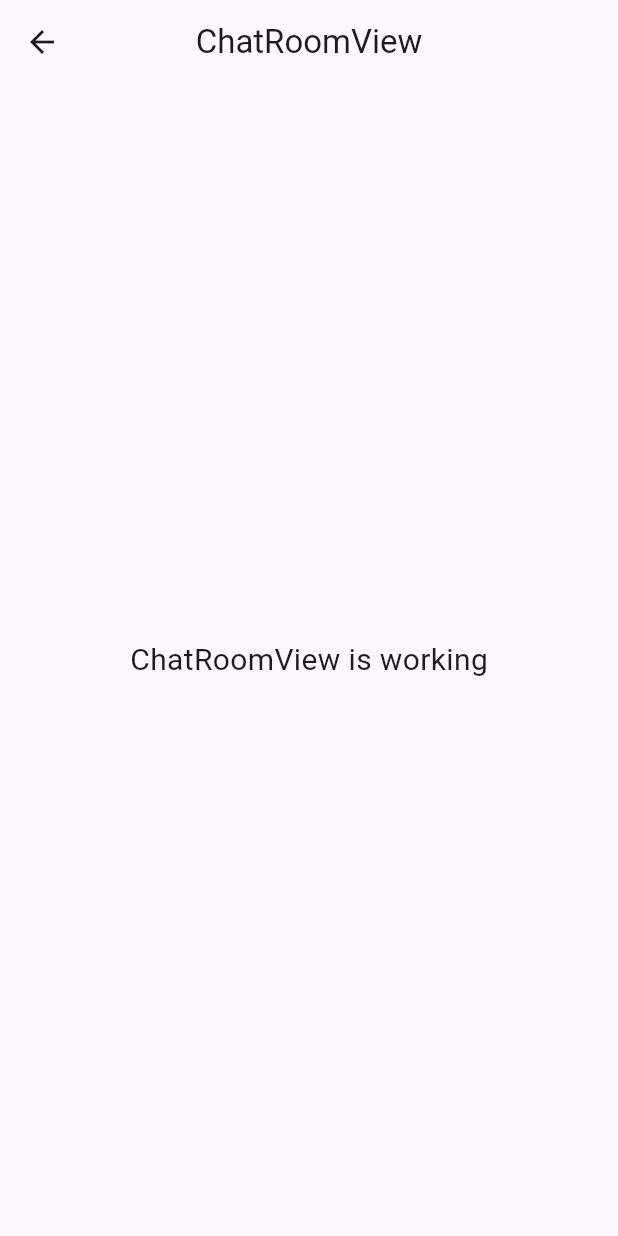
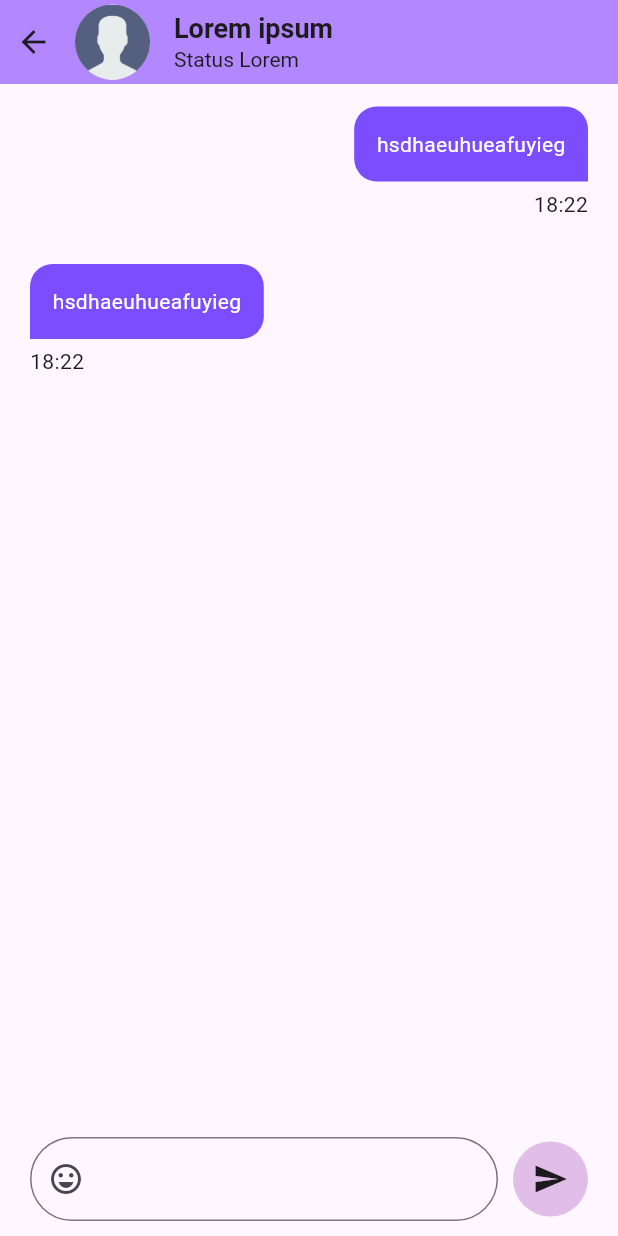
Before and after one commit to hakimxiao/flutter-chat-app, a Flutter app: the ChatRoomView screen opened by its route, on a phone screen of 412 x 824 dp. Run offline on Flutter 3.47's test engine with Material 3 defaults, Android fonts, the phone set to English and light mode, and no system bars; our stand-ins replace avatar_glow, firebase_core, get, introduction_screen, lottie; accounts and stored records are empty.

Commit message:
- CREATE AND BUILD UI
 * Membuat dan menyempurnkaan UI chat Room yang bersifat dinamis antara penerima dan pengirim pesan berbeda alignment maupun style

```diff
--- a/lib/app/modules/chat_room/views/chat_room_view.dart
+++ b/lib/app/modules/chat_room/views/chat_room_view.dart
@@ -10,15 +10,130 @@ class ChatRoomView extends GetView<ChatRoomController> {
   Widget build(BuildContext context) {
     return Scaffold(
       appBar: AppBar(
-        title: const Text('ChatRoomView'),
-        centerTitle: true,
+        leadingWidth: 100,
+        leading: InkWell(
+          onTap: () => Get.back(),
+          child: SizedBox(
+            child: Row(
+              mainAxisAlignment: MainAxisAlignment.spaceBetween,
+              children: [
+                SizedBox(width: 5),
+                Icon(Icons.arrow_back),
+                SizedBox(width: 5),
+                CircleAvatar(
+                  radius: 25,
+                  backgroundColor: Colors.grey[200],
+                  child: Image.asset('assets/logo/noimage.png'),
+                ),
+              ],
+            ),
+          ),
+        ),
+        backgroundColor: Colors.deepPurpleAccent[100],
+        title: Column(
+          crossAxisAlignment: CrossAxisAlignment.start,
+          children: [
+            Text(
+              'Lorem ipsum',
+              style: TextStyle(fontSize: 18, fontWeight: FontWeight.w600),
+            ),
+            Text('Status Lorem', style: TextStyle(fontSize: 14)),
+          ],
+        ),
+        centerTitle: false,
       ),
-      body: const Center(
-        child: Text(
-          'ChatRoomView is working',
-          style: TextStyle(fontSize: 20),
-        ),
+      body: Column(
+        children: [
+          Expanded(
+            child: SizedBox(
+              child: ListView(
+                children: [ItemChat(isSender: true), ItemChat(isSender: false)],
+              ),
+            ),
+          ),
+          Container(
+            margin: EdgeInsets.only(bottom: context.mediaQueryPadding.bottom),
+            padding: EdgeInsets.symmetric(horizontal: 20, vertical: 10),
+            width: Get.width,
+            child: Row(
+              mainAxisAlignment: MainAxisAlignment.spaceBetween,
+              children: [
+                Expanded(
+                  child: SizedBox(
+                    child: TextField(
+                      decoration: InputDecoration(
+                        prefixIcon: IconButton(
+                          onPressed: () {},
+                          icon: Icon(Icons.emoji_emotions_outlined),
+                        ),
+                        border: OutlineInputBorder(
+                          borderRadius: BorderRadius.circular(100),
+                        ),
+                      ),
+                    ),
+                  ),
+                ),
+                SizedBox(width: 10),
+                Material(
+                  borderRadius: BorderRadius.circular(100),
+                  color: Colors.purple[100],
+                  child: InkWell(
+                    onTap: () {},
+                    child: Padding(
+                      padding: const EdgeInsets.all(13),
+                      child: Icon(Icons.send),
+                    ),
+                  ),
+                ),
+              ],
+            ),
+          ),
+        ],
       ),
     );
   }
 }
+
+class ItemChat extends StatelessWidget {
+  const ItemChat({super.key, required this.isSender});
+
+  final bool isSender;
+
+  @override
+  Widget build(BuildContext context) {
+    return Container(
+      padding: EdgeInsets.symmetric(vertical: 15, horizontal: 20),
+      alignment: isSender ? Alignment.centerRight : Alignment.centerLeft,
+      child: Column(
+        crossAxisAlignment: isSender
+            ? CrossAxisAlignment.end
+            : CrossAxisAlignment.start,
+        children: [
+          Container(
+            decoration: BoxDecoration(
+              borderRadius: isSender
+                  ? BorderRadius.only(
+                      topLeft: Radius.circular(15),
+                      topRight: Radius.circular(15),
+                      bottomLeft: Radius.circular(15),
+                    )
+                  : BorderRadius.only(
+                      topLeft: Radius.circular(15),
+                      topRight: Radius.circular(15),
+                      bottomRight: Radius.circular(15),
+                    ),
+              color: Colors.deepPurpleAccent[200],
+            ),
+            padding: EdgeInsets.all(15),
+            child: Text(
+              'hsdhaeuhueafuyieg',
+              style: TextStyle(color: Colors.white),
+            ),
+          ),
+          SizedBox(height: 5),
+          Text('18:22'),
+        ],
+      ),
+    );
+  }
+}
--- a/lib/main.dart
+++ b/lib/main.dart
@@ -32,7 +32,7 @@ class MyApp extends StatelessWidget {
         if (snapshot.connectionState == ConnectionState.done) {
           return GetMaterialApp(
             title: "ChatApp",
-            initialRoute: Routes.CHNGE_PROFILE,
+            initialRoute: Routes.CHAT_ROOM,
             getPages: AppPages.routes,
           );
           // return FutureBuilder(
```
